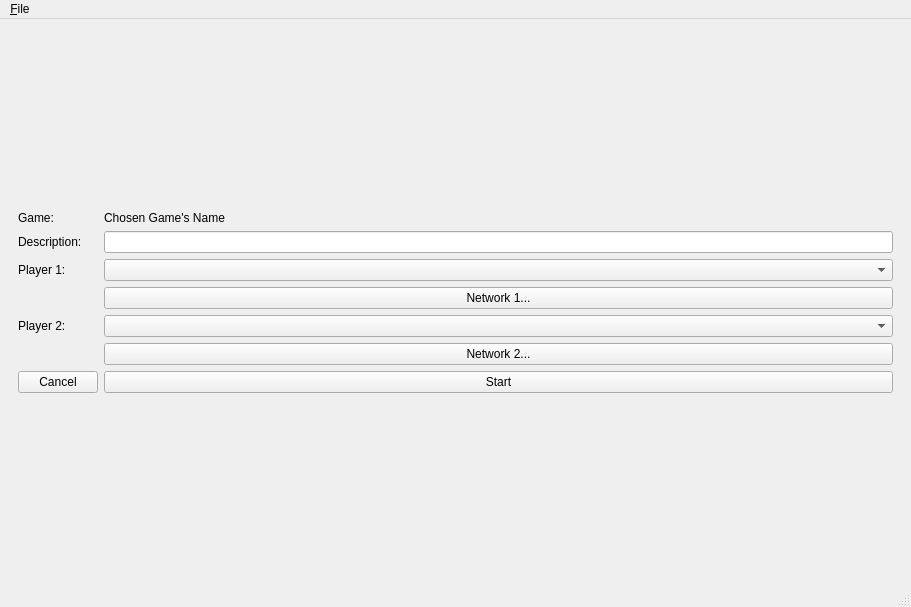
Above: zero_play/main_window.ui from donkirkby/zero-play before the change. Below: the same form after it.
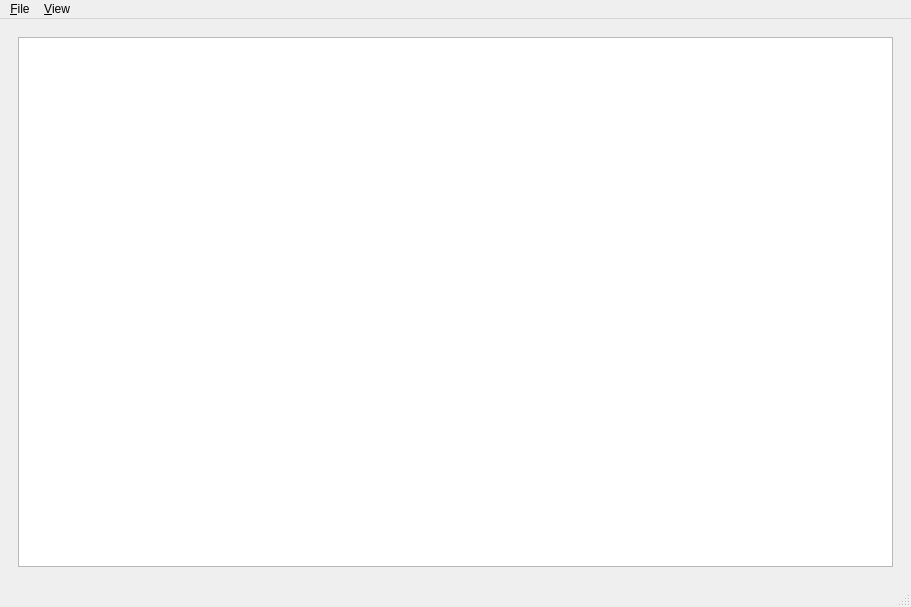
That is the form after the change. The open tabs and pages were chosen to show the change.

Diff of the .ui file:
```diff
--- a/zero_play/main_window.ui
+++ b/zero_play/main_window.ui
@@ -173,6 +173,17 @@
         </item>
        </layout>
       </widget>
+      <widget class="QWidget" name="log_page">
+       <layout class="QVBoxLayout" name="verticalLayout_3">
+        <item>
+         <widget class="QPlainTextEdit" name="log_text">
+          <property name="readOnly">
+           <bool>true</bool>
+          </property>
+         </widget>
+        </item>
+       </layout>
+      </widget>
       <widget class="QWidget" name="plot_page">
        <layout class="QVBoxLayout" name="plot_layout"/>
       </widget>
@@ -204,9 +215,18 @@
     </widget>
     <addaction name="menu_new"/>
     <addaction name="action_open"/>
-    <addaction name="action_Save"/>
+    <addaction name="action_save"/>
+    <addaction name="action_save_log"/>
+   </widget>
+   <widget class="QMenu" name="menu_view">
+    <property name="title">
+     <string>&amp;View</string>
+    </property>
+    <addaction name="action_view_game"/>
+    <addaction name="action_view_log"/>
    </widget>
    <addaction name="menu_file"/>
+   <addaction name="menu_view"/>
   </widget>
   <widget class="QStatusBar" name="statusbar"/>
   <action name="action_open">
```
Left out of the diff: 26 changed lines with no effect on the pictures.
